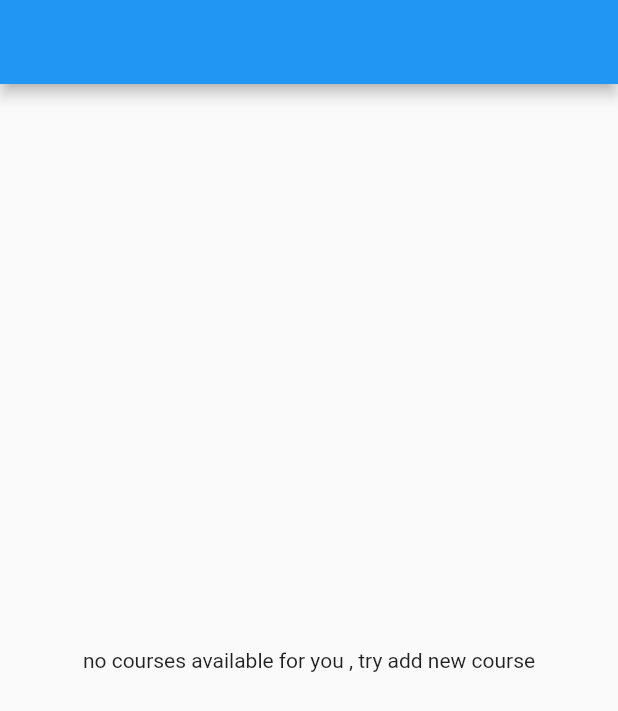
After one commit to MohammedFlutter/attendance_server, a Flutter app: the TeacherScreen screen opened directly, on a phone screen of 412 x 824 dp. The commit adds this screen. Shown: the top 711 px of the screen. Run offline on Flutter 3.47's test engine with Material 2 defaults, Android fonts, the phone set to English and light mode, and no system bars; our stand-ins replace logger.

Commit message:
create simple teacher screen and teacher provider

```diff
--- a/lib/provider/teacher.dart
+++ b/lib/provider/teacher.dart
@@ -1,11 +1,27 @@
+import 'package:attendance_server/domain/course.dart';
 import 'package:attendance_server/domain/teacher.dart';
 import 'package:flutter/material.dart';
 
 class TeacherProvider extends ChangeNotifier{
-  Teacher? teacher;
-  setName(String name ){
-    teacher =Teacher(name);
+   Teacher? _teacher;
+
+   TeacherProvider() {
+     _teacher = Teacher('', []);
+   }
+
+   setName(String name ){
+    _teacher =Teacher(name);
     notifyListeners();
   }
 
+
+
+   Teacher get teacher => _teacher!;
+
+   addCourse(String courseTitle){
+    _teacher?.courses.add(Course(courseTitle));
+    notifyListeners();
+  }
+
+
 }
--- a/lib/ui/screen/sign_up_screen.dart
+++ b/lib/ui/screen/sign_up_screen.dart
@@ -1,5 +1,6 @@
 import 'package:attendance_server/provider/teacher.dart';
 import 'package:attendance_server/ui/screen/home_screen.dart';
+import 'package:attendance_server/ui/screen/teacher_screen.dart';
 import 'package:flutter/material.dart';
 import 'package:provider/provider.dart';
 
@@ -53,7 +54,7 @@ class _SignupScreenState extends State<SignupScreen> {
       context.read<TeacherProvider>().setName(controllerName.text);
       Navigator.pushAndRemoveUntil(
         context,
-        MaterialPageRoute(builder: (_) => const HomeScreen()),
+        MaterialPageRoute(builder: (_) => const TeacherScreen()),
         (route) => false,
       );
     }
--- /dev/null
+++ b/lib/ui/screen/teacher_screen.dart
@@ -0,0 +1,31 @@
+import 'package:attendance_server/provider/teacher.dart';
+import 'package:attendance_server/ui/widget/custom_card.dart';
+import 'package:flutter/material.dart';
+import 'package:provider/provider.dart';
+
+class TeacherScreen extends StatelessWidget {
+  const TeacherScreen({Key? key}) : super(key: key);
+
+  @override
+  Widget build(BuildContext context) {
+    return Scaffold(
+      appBar:
+          AppBar(title: Text(context.watch<TeacherProvider>().teacher!.name)),
+      body: Padding(
+        padding: const EdgeInsets.all(8.0),
+        child: (context.watch<TeacherProvider>().teacher.courses.isEmpty)
+            ? const Center(
+                child: Text('no courses available for you , try add new course'),
+              )
+            : ListView(
+                shrinkWrap: false,
+                children: context
+                    .watch<TeacherProvider>()
+                    .teacher!
+                    .courses
+                    .map((e) => CustomCard(title: e.title))
+                    .toList()),
+      ),
+    );
+  }
+}
```
Also changed, not shown: lib/ui/widget/custom_card.dart (added, +16 -0 lines), lib/provider/course.dart (added).
